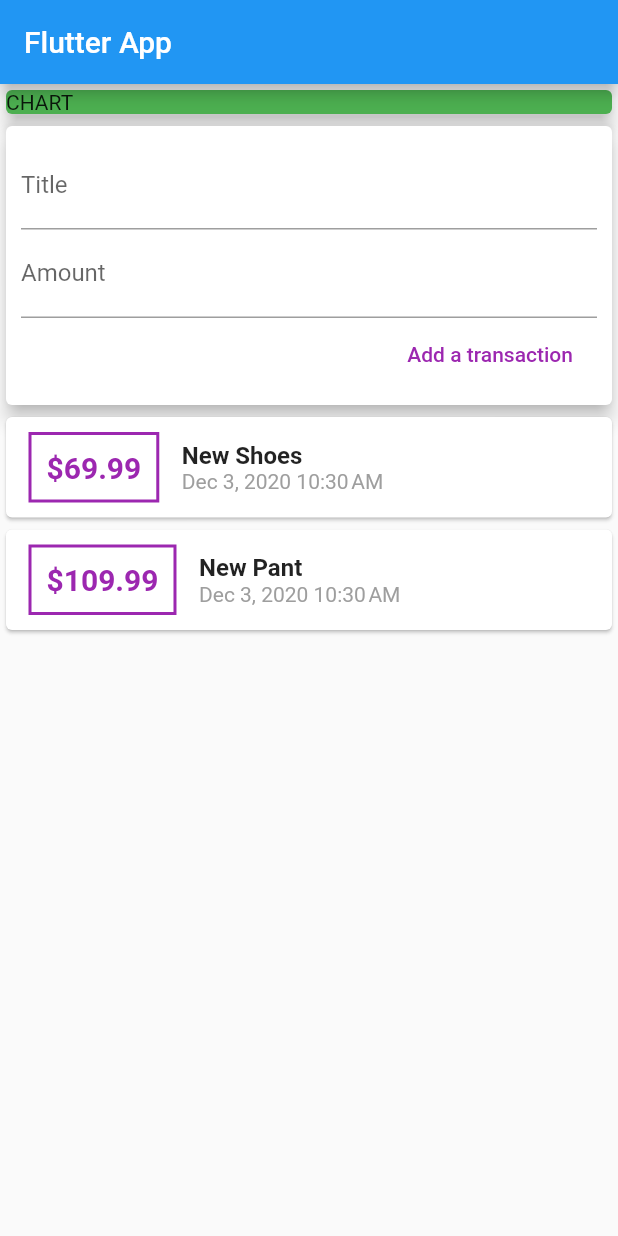
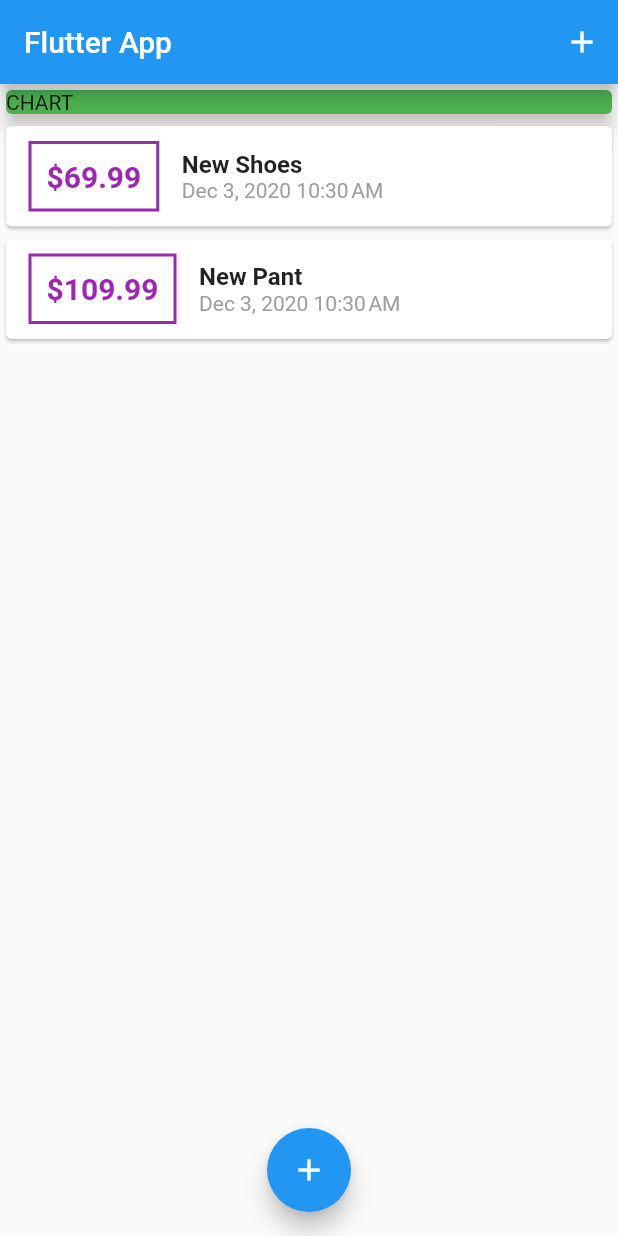
Before and after one commit to adamjweil/Personal_expense_Fluttter, a Flutter app: the screen it shows after launch, on a phone screen of 412 x 824 dp. Run offline on Flutter 3.47's test engine with Material 2 defaults, Android fonts, the phone set to English and light mode, and no system bars.

Commit message:
added a model with the add trnasaction button

```diff
--- a/lib/main.dart
+++ b/lib/main.dart
@@ -1,5 +1,9 @@
 import 'package:flutter/material.dart';
-import './widgets/user_transactions.dart';
+import 'package:personal_expense_app/widgets/new_transaction.dart';
+import 'package:personal_expense_app/widgets/transaction_list.dart';
+import './widgets/new_transaction.dart';
+import './models/transaction.dart';
+import './widgets/transaction_list.dart';
 
 void main() => runApp(MyApp());
 
@@ -13,19 +17,65 @@ class MyApp extends StatelessWidget {
   }
 }
 
-class MyHomePage extends StatelessWidget {
+class MyHomePage extends StatefulWidget {
   // String titleInput;
   // String amountInput;
-  final titleController = TextEditingController();
-  final amountController = TextEditingController();
+  @override
+  _MyHomePageState createState() => _MyHomePageState();
+}
+
+class _MyHomePageState extends State<MyHomePage> {
+  // final titleController = TextEditingController();
+  // final amountController = TextEditingController();
+
+  final List<Transaction> _userTransactions = [
+    Transaction(
+      id: 't1',
+      title: "New Shoes",
+      amount: 69.99,
+      date: DateTime.now(),
+    ),
+    Transaction(
+      id: 't2',
+      title: "New Pant",
+      amount: 109.99,
+      date: DateTime.now(),
+    ),
+  ];
+
+  void _addNewTransaction(String txTitle, double txAmount) {
+    final newTx = Transaction(
+      title: txTitle,
+      amount: txAmount,
+      date: DateTime.now(),
+      id: DateTime.now().toString(),
+    );
+    setState(() {
+      _userTransactions.add(newTx);
+    });
+  }
+
+  void _startAddNewTransaction(BuildContext ctx) {
+    showModalBottomSheet(
+      context: ctx,
+      builder: (_) {
+        return NewTransaction(_addNewTransaction);
+      },
+    );
+  }
 
   @override
   Widget build(BuildContext context) {
     return Scaffold(
       appBar: AppBar(
         title: Text('Flutter App'),
+        actions: <Widget>[
+          IconButton(
+            icon: Icon(Icons.add),
+            onPressed: () => _startAddNewTransaction(context),
           ),
-
+        ],
+      ),
       body: SingleChildScrollView(
         child: Column(
           // mainAxisAlignment: MainAxisAlignment.start,
@@ -42,13 +92,17 @@ class MyHomePage extends StatelessWidget {
                 ),
               ),
             ),
-              UserTransactions()
+            TransactionList(_userTransactions),
           ],
-
         ),
+      ),
+      floatingActionButtonLocation: FloatingActionButtonLocation.centerFloat,
+      floatingActionButton: FloatingActionButton(
+        child: Icon(Icons.add),
+        onPressed: () => _startAddNewTransaction(context),
       ),
     );
   }
 }
 
-// Video 83
+// Video 92
--- a/lib/widgets/transaction_list.dart
+++ b/lib/widgets/transaction_list.dart
@@ -11,9 +11,8 @@ class TransactionList extends StatelessWidget {
   Widget build(BuildContext context) {
     return Container(
       height: 300,
-      child: SingleChildScrollView(
-      child: Column(
-        children: transactions.map((tx) {
+      child: ListView.builder(
+        itemBuilder: (ctx, index) {
           return Card(
               child: Row(
                 children: <Widget>[
@@ -30,7 +29,7 @@ class TransactionList extends StatelessWidget {
                     ),
                     padding: EdgeInsets.all(10),
                     child: Text(
-                    '\$${tx.amount}',
+                      '\$${transactions[index].amount.toStringAsFixed(2)}',
                       style: TextStyle(
                         fontWeight: FontWeight.bold,
                         fontSize: 20,
@@ -42,14 +41,14 @@ class TransactionList extends StatelessWidget {
                     crossAxisAlignment: CrossAxisAlignment.start,
                     children: <Widget>[
                       Text(
-                      tx.title,
+                        transactions[index].title,
                         style: TextStyle(
                           fontSize: 16,
                           fontWeight: FontWeight.bold,
                         ),
                       ),
                       Text(
-                      DateFormat.yMMMd().add_jm().format(tx.date),
+                        DateFormat.yMMMd().add_jm().format(transactions[index].date),
                         style: TextStyle(color: Colors.grey),
                       ),
                     ],
@@ -58,8 +57,8 @@ class TransactionList extends StatelessWidget {
               ),
 
             );
-        }).toList(),
-      ),
+          },
+          itemCount: transactions.length,
         ),
     );
   }
--- a/lib/widgets/user_transactions.dart
+++ /dev/null
@@ -1,50 +0,0 @@
-import 'package:flutter/material.dart';
-import 'transaction_list.dart';
-import './new_transaction.dart';
-import '../models/transaction.dart';
-
-class UserTransactions extends StatefulWidget {
-  // _userTransactions({Key key}) : super(key: key);
-
-  @override
-  _UserTransactionsState createState() => _UserTransactionsState();
-}
-
-class _UserTransactionsState extends State<UserTransactions> {
-  final List<Transaction> _userTransactions = [
-    Transaction(
-      id: 't1',
-      title: "New Shoes",
-      amount: 69.99,
-      date: DateTime.now(),
-    ),
-    Transaction(
-      id: 't2',
-      title: "New Pant",
-      amount: 109.99,
-      date: DateTime.now(),
-    ),
-  ];
-
-  void _addNewTransaction(String txTitle, double txAmount) {
-    final newTx = Transaction(
-        title: txTitle,
-        amount: txAmount,
-        date: DateTime.now(),
-        id: DateTime.now().toString());
-
-    setState(() {
-      _userTransactions.add(newTx);
-    });
-  }
-
-  @override
-  Widget build(BuildContext context) {
-    return Column(
-      children: <Widget>[
-        NewTransaction(_addNewTransaction),
-        TransactionList(_userTransactions),
-      ],
-    );
-  }
-}
```
Also changed, not shown: lib/widgets/new_transaction.dart (+20 -12 lines), 1 other file. Lines whose indentation alone changed are shown as unchanged.
